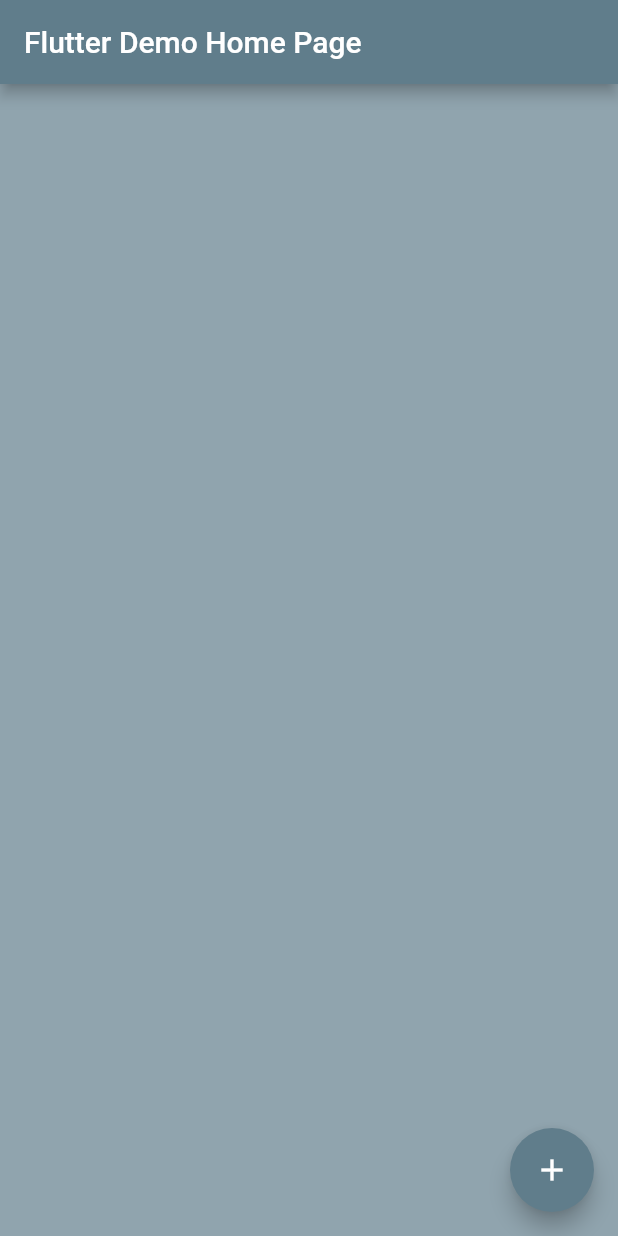
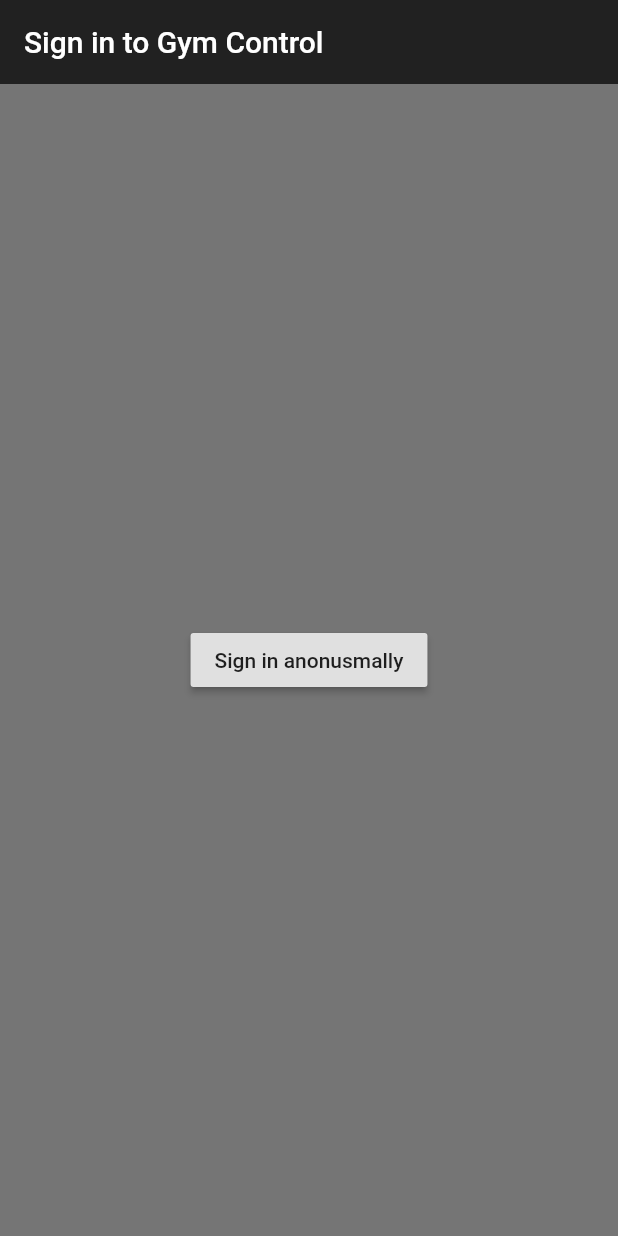
Before and after one commit to CarlosReyesM/gymcontrol, a Flutter app: the screen it shows after launch, on a phone screen of 412 x 824 dp. Run offline on Flutter 3.47's test engine with Material 2 defaults, Android fonts, the phone set to English and light mode, and no system bars; our stand-ins replace cloud_firestore, firebase_auth; accounts and stored records are empty.

Commit message:
re organize all to create sign in screen

```diff
--- a/lib/authenticate/authenticate.dart
+++ b/lib/authenticate/authenticate.dart
@@ -0,0 +1,16 @@
+import 'package:flutter/material.dart';
+import 'package:gymcontrol/authenticate/sign_in.dart';
+
+class Authenticate extends StatefulWidget {
+  @override
+  _AuthenticateState createState() => _AuthenticateState();
+}
+
+class _AuthenticateState extends State<Authenticate> {
+  @override
+  Widget build(BuildContext context) {
+    return  Container(
+        child: SignIn(),
+    );
+  }
+}
--- /dev/null
+++ b/lib/authenticate/sign_in.dart
@@ -0,0 +1,41 @@
+import 'package:flutter/material.dart';
+import 'package:gymcontrol/services/auth.dart';
+
+class SignIn extends StatefulWidget {
+  @override
+  _SignInState createState() => _SignInState();
+}
+
+class _SignInState extends State<SignIn> {
+
+  final AuthServide _auth = AuthServide();
+
+  @override
+  Widget build(BuildContext context) {
+    return Scaffold(
+      backgroundColor: Colors.grey[600],
+      appBar: AppBar(
+        backgroundColor: Colors.grey[900],
+        elevation: 0.0,
+        title: Text('Sign in to Gym Control'),
+      ),
+      body: Container(
+        padding: EdgeInsets.symmetric(vertical: 20.0, horizontal: 50.0),
+        child: Center(
+          child: RaisedButton(
+            child: Text('Sign in anonusmally'),
+            onPressed: () async {
+              dynamic result = await _auth.signInAnon();
+              if (result == null) {
+                print('Error sign in');
+              } else {
+                print('Signed in');
+                print(result);
+              }
+            },
+          ),
+        ),
+      ),
+    );
+  }
+}
--- a/lib/screens/main.dart
+++ b/lib/screens/main.dart
@@ -1,6 +1,6 @@
 import 'package:flutter/material.dart';
-import './buildMachineLinst.dart';
-import './addMachine.dart';
+import './wrapper.dart';
+
 
 void main() => runApp(MyApp());
 
@@ -10,41 +10,7 @@ class MyApp extends StatelessWidget {
     return MaterialApp(
       title: 'Flutter Demo',
       theme: ThemeData(primarySwatch: Colors.blueGrey),
-      home: MyHomePage(title: 'Flutter Demo Home Page'),
+      home: Wrapper(),
     );
   }
 }
-
-class MyHomePage extends StatelessWidget {
-  MyHomePage({Key key, this.title}) : super(key: key);
-
-  final String title;
-
-  @override
-  Widget build(BuildContext context) {
-    return Scaffold(
-      appBar: AppBar(
-        title: Text(title),
-      ),
-      body: Column(
-        children: <Widget>[
-          Expanded(
-            child: SizedBox(
-              child: BuildMachineList(),
-            ),
-          ),
-        ],
-      ),
-      backgroundColor: Colors.blueGrey[300],
-      floatingActionButton: FloatingActionButton(
-        onPressed: () {
-            Navigator.push(
-              context,
-              MaterialPageRoute(builder: (context) => AddMachine()),
-            );
-          },
-        child: Icon(Icons.add),
-      ),
-    );
-  }
-}
--- /dev/null
+++ b/lib/screens/myHome.dart
@@ -0,0 +1,34 @@
+import 'package:flutter/material.dart';
+import './buildMachineLinst.dart';
+import './addMachine.dart';
+
+class MyHomePage extends StatelessWidget {
+
+  @override
+  Widget build(BuildContext context) {
+    return Scaffold(
+      appBar: AppBar(
+        title: Text('My machines'),
+      ),
+      body: Column(
+        children: <Widget>[
+          Expanded(
+            child: SizedBox(
+              child: BuildMachineList(),
+            ),
+          ),
+        ],
+      ),
+      backgroundColor: Colors.blueGrey[300],
+      floatingActionButton: FloatingActionButton(
+        onPressed: () {
+            Navigator.push(
+              context,
+              MaterialPageRoute(builder: (context) => AddMachine()),
+            );
+          },
+        child: Icon(Icons.add),
+      ),
+    );
+  }
+}
--- /dev/null
+++ b/lib/screens/wrapper.dart
@@ -0,0 +1,9 @@
+import '../authenticate/authenticate.dart';
+import 'package:flutter/material.dart';
+
+class Wrapper extends StatelessWidget {
+  @override
+  Widget build(BuildContext context) {
+    return Authenticate();
+  }
+}
--- a/lib/services/auth.dart
+++ b/lib/services/auth.dart
@@ -3,7 +3,6 @@ import 'package:firebase_auth/firebase_auth.dart';
 class AuthServide {
 
   final FirebaseAuth _auth = FirebaseAuth.instance;
-  // TODO sign in anonimous
   Future signInAnon() async {
     try {
       AuthResult result = await _auth.signInAnonymously();
```
